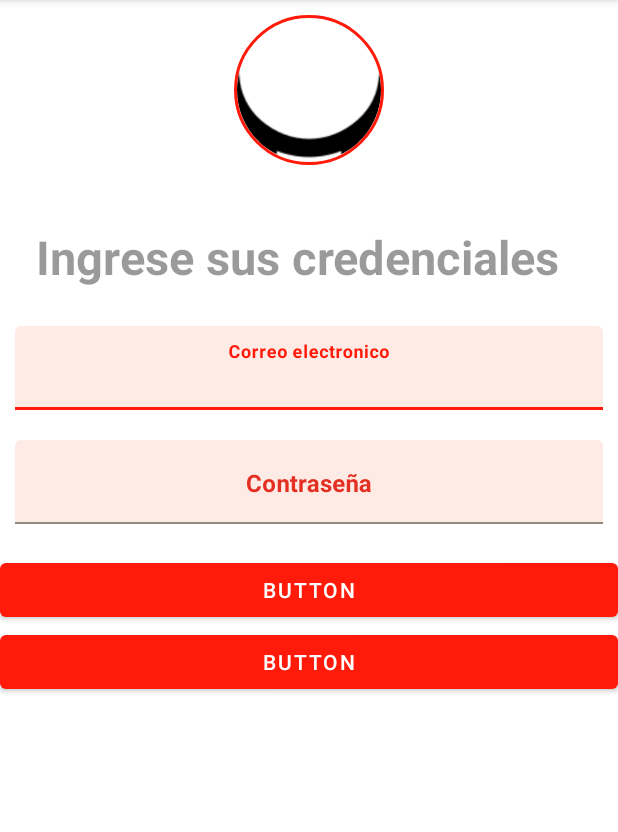
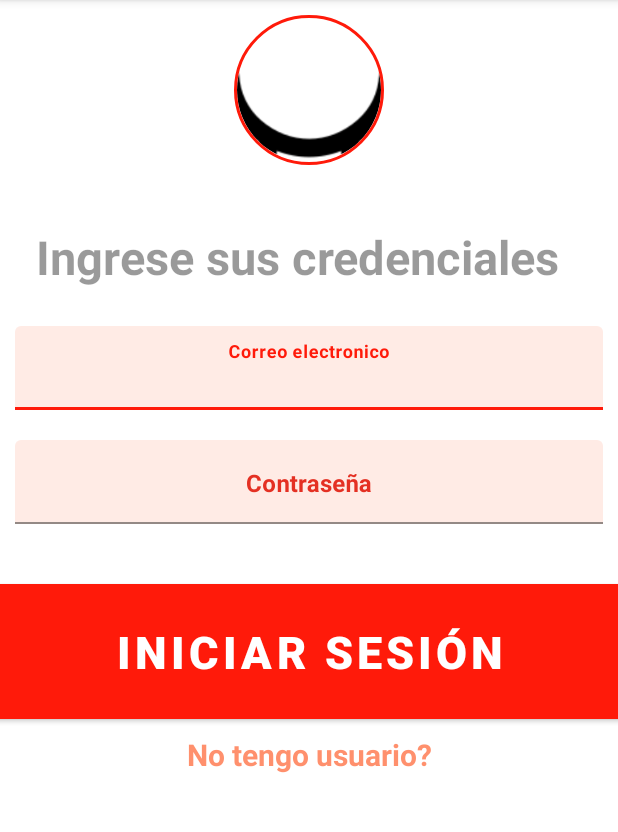
Before and after one commit to Dan137s/Ecos, an Android app: the MainActivityLogin screen opened directly, with no data from a screen before it, on a phone screen of 412 x 824 dp, the part 84-916 px from its top. Run offline under Robolectric (Android 15) with nearby library versions, the phone set to English and light mode, and no system bars; our stand-ins replace CircleImageView.

Commit message:
Version 1.71 Fix Sin error FUNCIONAL

```diff
--- a/app/src/main/java/com/claseipst51android2021cl/grupo4/MainActivityInicio.java
+++ b/app/src/main/java/com/claseipst51android2021cl/grupo4/MainActivityInicio.java
@@ -23,7 +23,7 @@ public class MainActivityInicio extends AppCompatActivity {
     }
 
 
-    public void ingresar(View view) {
+    public void login(View view) {
         Intent i1 = new Intent(this, MainActivityLogin.class);
 
         StyleableToast.makeText(getApplicationContext(), "Ingrese sus credenciales",
@@ -34,7 +34,7 @@ public class MainActivityInicio extends AppCompatActivity {
     }
 
     public void registrar(View view) {
-        Intent i2 = new Intent(this, MainActivityResgistroUser.class);
+        Intent i2 = new Intent(this, MainActivityRegistro.class);
 
         startActivity(i2);
 
--- a/app/src/main/java/com/claseipst51android2021cl/grupo4/MainActivityLogin.java
+++ b/app/src/main/java/com/claseipst51android2021cl/grupo4/MainActivityLogin.java
@@ -11,7 +11,7 @@ import android.widget.Toast;
 
 public class MainActivityLogin extends AppCompatActivity implements View.OnClickListener {
     EditText user, pass;
-    Button btnEntrar, btnRegistrar;
+    Button btnEntrar;
     daoUsuario dao;
 
     @Override
@@ -22,12 +22,15 @@ public class MainActivityLogin extends AppCompatActivity implements View.OnClick
         user=(EditText)findViewById(R.id.User);
         pass=(EditText)findViewById(R.id.Pass);
         btnEntrar=(Button)findViewById(R.id.btnEntrar);
-        btnRegistrar=(Button)findViewById(R.id.btnRegistrar);
+
         btnEntrar.setOnClickListener(this);
-        btnRegistrar.setOnClickListener(this);
         dao=new daoUsuario(this);
     }
+    public void registrarv(View view) {
+        Intent i2 = new Intent(this, MainActivityRegistro.class);
+        startActivity(i2);
 
+    }
     @Override
     public void onClick(View view) {
         switch(view.getId()){
@@ -49,12 +52,9 @@ public class MainActivityLogin extends AppCompatActivity implements View.OnClick
                 }
                 break;
 
-            case R.id.btnRegistrar:
-                Intent i = new Intent(MainActivityLogin.this, MainActivityRegistro.class);
-                startActivity(i);
-                break;
-
         }
 
     }
+
+
 }
--- a/app/src/main/res/layout/activity_main_login.xml
+++ b/app/src/main/res/layout/activity_main_login.xml
@@ -96,18 +96,34 @@
         <!--Boton ingresar-->
         <Button
             android:id="@+id/btnEntrar"
+            android:layout_width="450dp"
+            android:layout_height="90dp"
+            android:layout_centerHorizontal="true"
+            android:layout_gravity="center"
+            android:layout_marginLeft="10dp"
+            android:layout_marginTop="20dp"
+            android:layout_marginRight="10dp"
+            android:layout_marginBottom="10dp"
+            android:background="@color/purple_500"
+            android:text="Iniciar Sesión"
+            android:textColor="#ffff"
+            android:textSize="30sp"
+            android:textStyle="bold" />
+
+        <TextView
+            android:id="@+id/Registrarme"
             android:layout_width="match_parent"
-            android:layout_height="wrap_content"
-            android:text="Button" />
-
-        <Button
-            android:id="@+id/btnRegistrar"
-            android:layout_width="match_parent"
-            android:layout_height="wrap_content"
-            android:text="Button" />
+            android:layout_height="36dp"
+            android:onClick="registrarv"
+            android:text="No tengo usuario?"
+            android:textStyle="bold"
+            android:textAlignment="center"
+            android:textColor="#A9FF5722"
+            android:textSize="20dp"
+            />
 
 
-        <!--Boton recuperar clave-->
+
 
 
     </LinearLayout>
--- a/app/src/main/res/layout/activity_menu.xml
+++ b/app/src/main/res/layout/activity_menu.xml
@@ -15,10 +15,10 @@
         <TextView
             android:layout_width="wrap_content"
             android:layout_height="wrap_content"
-            android:id="@+id/txtView"
-            android:textSize="14sp"
+            android:id="@+id/nombrU"
+            android:textSize="14dp"
             android:textStyle="bold"
-            android:textColor="#F44336"
+            android:textColor="#A8120602"
             android:layout_centerInParent="true"
             android:text="Bienvenid@ #User">
         </TextView>
```
Also changed, not shown: app/src/main/java/com/claseipst51android2021cl/grupo4/MainActivity.java (+32 -0 lines), app/src/main/java/com/claseipst51android2021cl/grupo4/MainActivityRegistro.java (+10 -8 lines), app/src/main/java/com/claseipst51android2021cl/grupo4/MenuActivity.java (+14 -0 lines), app/src/main/java/com/claseipst51android2021cl/grupo4/MenuActivityInvitado.java (+5 -7 lines), app/src/main/res/layout/activity_main_inicio.xml (+10 -4 lines), app/src/main/res/layout/activity_main_registro.xml (+14 -9 lines).
